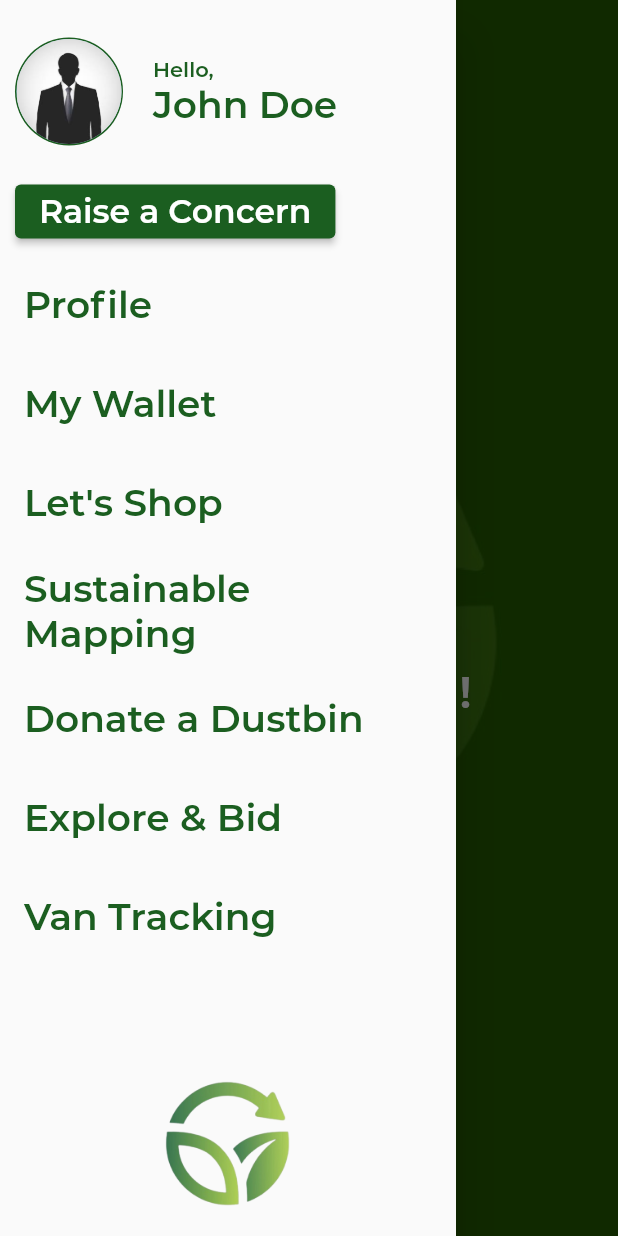
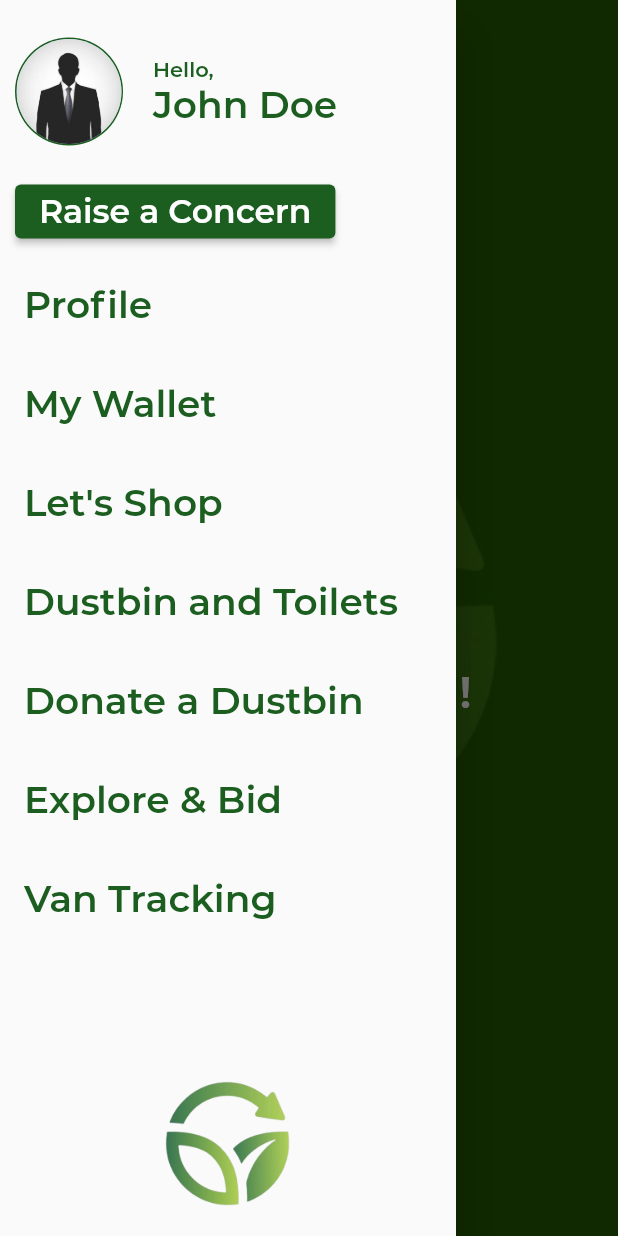
Before and after one commit to rounak610/oxon_app, a Flutter app: the ComingSoon screen opened by its route, with the side drawer open, on a phone screen of 412 x 824 dp. Run offline on Flutter 3.47's test engine with Material 2 defaults, Android fonts, the light colour scheme and no system bars; our stand-ins replace camera, cloud_firestore, firebase_auth, firebase_core, google_maps_flutter, location and 3 more; accounts and stored records are empty; statements that could not run were skipped; project files that could hold a hidden picture were left out.

```diff
--- a/lib/widgets/custom_drawer.dart
+++ b/lib/widgets/custom_drawer.dart
@@ -36,7 +36,6 @@ class CustomDrawer extends StatelessWidget {
         child: Container(
           height: MediaQuery.of(context).size.height,
           child: Column(
-
             crossAxisAlignment: CrossAxisAlignment.start,
             children: [
               Padding(
@@ -48,8 +47,8 @@ class CustomDrawer extends StatelessWidget {
                       backgroundColor: Colors.green[900],
                       child: CircleAvatar(
                         radius: 35,
-                          backgroundImage:
-                              Image.asset('assets/images/profile_pic.jpg')
+                        backgroundImage: Image.asset(
+                                'assets/images/profile_pic.jpg')
                             .image, //TO BE REPLACED WITH USER'S NETWORK IMAGE//
                       ),
                     ),
@@ -96,8 +95,8 @@ class CustomDrawer extends StatelessWidget {
               _tileItem('Profile', ProfilePage.routeName, context),
               _tileItem('My Wallet', ComingSoon.routeName, context),
               _tileItem('Let\'s Shop', ComingSoon.routeName, context),
-                _tileItem('Sustainable Mapping', SusMapping.routeName, context),
-                _tileItem('Donate a Dustbin',ComingSoon.routeName , context),
+              _tileItem('Dustbin and Toilets', SusMapping.routeName, context),
+              _tileItem('Donate a Dustbin', ComingSoon.routeName, context),
               _tileItem('Explore & Bid', ComingSoon.routeName, context),
               _tileItem('Van Tracking', ComingSoon.routeName, context),
               Expanded(
@@ -114,7 +113,6 @@ class CustomDrawer extends StatelessWidget {
           ),
         ),
       ),
-
     );
   }
 }
```
Also changed, not shown: lib/pages/sustainable_mapping_pg.dart (+9 -2 lines). Lines whose indentation alone changed are shown as unchanged.
